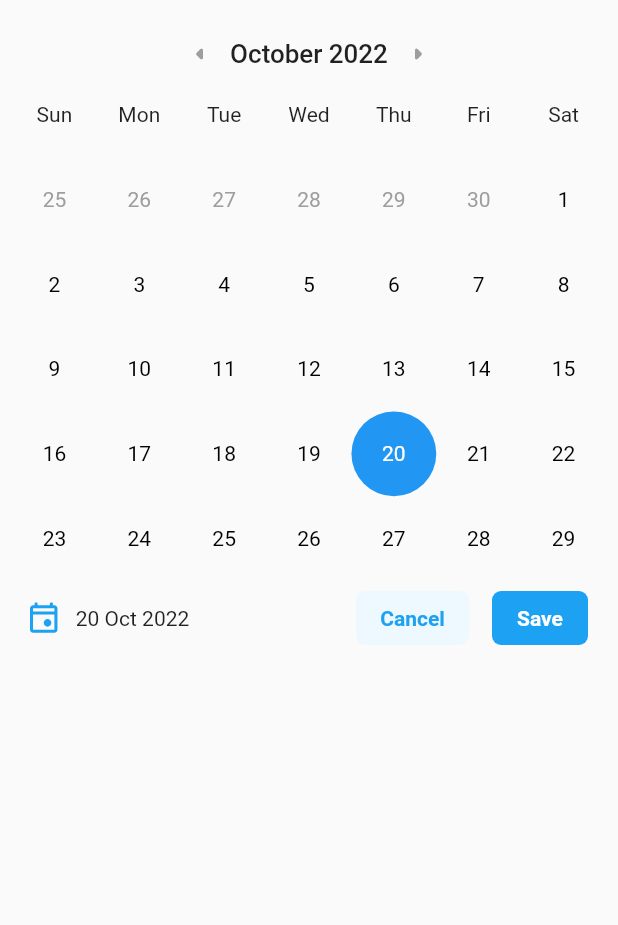
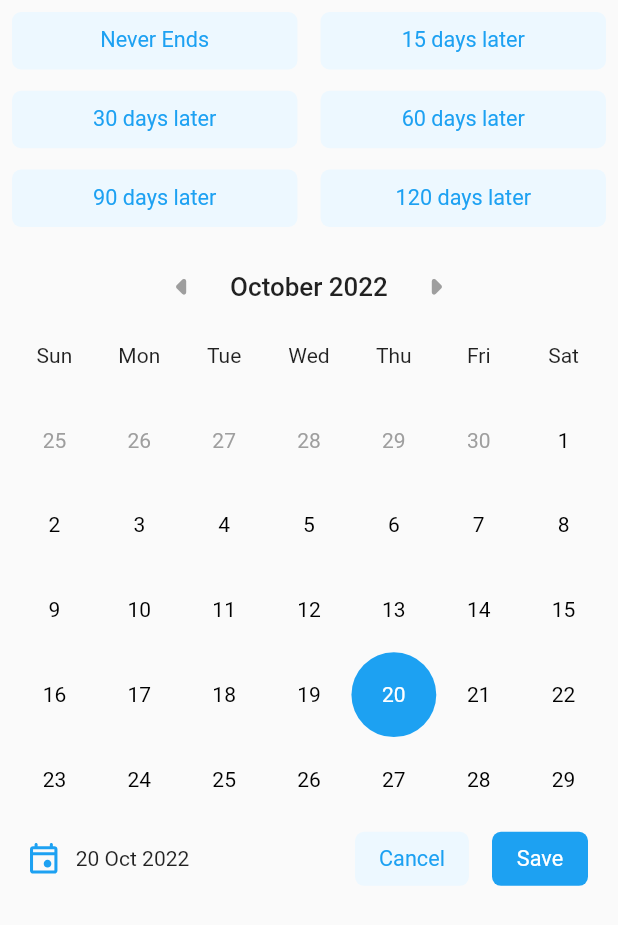
Before and after one commit to Vijay053/MevolveSampleApp, a Flutter app: the screen it shows after launch, on a phone screen of 412 x 824 dp. Shown: the top 925 px of the screen. Run offline on Flutter 3.47's test engine with Material 2 defaults, Android fonts, the phone set to English and light mode, and no system bars; our stand-ins replace flutter_screenutil, flutter_svg.

Commit message:
Added presets UI

```diff
--- /dev/null
+++ b/lib/app_colors.dart
@@ -0,0 +1,6 @@
+import 'dart:ui';
+
+class AppColors {
+  static Color darkBlue = const Color(0xff1DA1F2);
+  static Color lightBlue = const Color(0xffEDF8FF);
+}
--- a/lib/custom_widgets/buttons/cancel_button.dart
+++ b/lib/custom_widgets/buttons/cancel_button.dart
@@ -1,4 +1,5 @@
 import 'package:flutter/material.dart';
+import 'package:mevolve/app_colors.dart';
 
 class CancelButton extends StatelessWidget {
   final VoidCallback? onPressed;
@@ -12,8 +13,8 @@ class CancelButton extends StatelessWidget {
     return ElevatedButton(
       onPressed: onPressed,
       style: ElevatedButton.styleFrom(
-        backgroundColor: const Color(0xffEDF8FF),
-        foregroundColor: const Color(0xff1DA1F2),
+        backgroundColor: AppColors.lightBlue,
+        foregroundColor: AppColors.darkBlue,
       ),
       child: child,
     );
--- a/lib/main.dart
+++ b/lib/main.dart
@@ -1,6 +1,8 @@
 import 'package:flutter/material.dart';
 import 'package:flutter_screenutil/flutter_screenutil.dart';
+import 'package:mevolve/app_colors.dart';
 import 'package:mevolve/mevolve_calendar/mevolve_calendar.dart';
+import 'package:mevolve/mevolve_calendar/models/date_picker_preset.dart';
 
 void main() {
   runApp(const MyApp());
@@ -20,7 +22,7 @@ class MyApp extends StatelessWidget {
           primarySwatch: Colors.blue,
           elevatedButtonTheme: ElevatedButtonThemeData(
             style: ElevatedButton.styleFrom(
-              backgroundColor: const Color(0xff1DA1F2),
+              backgroundColor: AppColors.darkBlue,
               elevation: 0.0,
               padding: const EdgeInsets.symmetric(horizontal: 16),
               shape: const RoundedRectangleBorder(
@@ -28,11 +30,36 @@ class MyApp extends StatelessWidget {
                   Radius.circular(6),
                 ),
               ),
-              textStyle: const TextStyle(fontWeight: FontWeight.w600),
+              textStyle: TextStyle(
+                fontWeight: FontWeight.w400,
+                fontSize: 15.sp,
+              ),
             ),
           ),
         ),
-        home: const Material(child: MevolveCalendar()),
+        home: Material(
+            child: MevolveCalendar(
+          presets: [
+            Preset('Never Ends', Duration.zero),
+            Preset('15 days later', const Duration(days: 15)),
+            Preset(
+              '30 days later',
+              const Duration(days: 30),
+            ),
+            Preset(
+              '60 days later',
+              const Duration(days: 60),
+            ),
+            Preset(
+              '90 days later',
+              const Duration(days: 90),
+            ),
+            Preset(
+              '120 days later',
+              const Duration(days: 120),
+            ),
+          ],
+        )),
       ),
     );
   }
--- a/lib/mevolve_calendar/custom_widgets/calendar.dart
+++ b/lib/mevolve_calendar/custom_widgets/calendar.dart
@@ -1,6 +1,7 @@
 import 'package:flutter/material.dart';
 import 'package:flutter_screenutil/flutter_screenutil.dart';
 import 'package:intl/intl.dart';
+import 'package:mevolve/app_colors.dart';
 import 'package:mevolve/mevolve_calendar/date_picker_controller.dart';
 import 'package:provider/provider.dart';
 
@@ -18,8 +19,8 @@ class _CalenderWidgetState extends State<CalenderWidget> {
   void didChangeDependencies() {
     super.didChangeDependencies();
     final datePickerController = Provider.of<DatePickerController>(context);
-    _pageController =
-        PageController(initialPage: datePickerController.getInitialPageIndex());
+    _pageController = PageController(
+        initialPage: datePickerController.getSelectedDatePageIndex());
   }
 
   @override
@@ -31,6 +32,7 @@ class _CalenderWidgetState extends State<CalenderWidget> {
           mainAxisAlignment: MainAxisAlignment.center,
           children: [
             InkWell(
+              borderRadius: BorderRadius.circular(25),
               onTap: () {
                 datePickerController.currentPageIndex.value--;
                 _pageController.previousPage(
@@ -40,15 +42,18 @@ class _CalenderWidgetState extends State<CalenderWidget> {
               child: const Icon(
                 Icons.arrow_left_rounded,
                 color: Colors.grey,
+                size: 35,
               ),
             ),
             ValueListenableBuilder(
                 valueListenable: datePickerController.currentPageIndex,
-                builder: (context, value, child) => Padding(
-                      padding: const EdgeInsets.symmetric(horizontal: 8),
+                builder: (context, value, child) => Container(
+                      //So that Icons should not move from their position
+                      constraints: BoxConstraints(minWidth: 140.w),
                       child: Text(
                         DateFormat.yMMMM()
                             .format(datePickerController.currentIndexMonthDate),
+                        textAlign: TextAlign.center,
                         style: TextStyle(
                           fontWeight: FontWeight.w500,
                           fontSize: 18.sp,
@@ -56,6 +61,7 @@ class _CalenderWidgetState extends State<CalenderWidget> {
                       ),
                     )),
             InkWell(
+              borderRadius: BorderRadius.circular(25),
               onTap: () {
                 datePickerController.currentPageIndex.value++;
                 _pageController.nextPage(
@@ -65,6 +71,7 @@ class _CalenderWidgetState extends State<CalenderWidget> {
               child: const Icon(
                 Icons.arrow_right_rounded,
                 color: Colors.grey,
+                size: 35,
               ),
             ),
           ],
@@ -99,7 +106,9 @@ class _DateViewWidget extends StatelessWidget {
     final startDate =
         monthStartDate.subtract(Duration(days: monthStartDate.weekday));
     final endDate = monthEndDate.add(Duration(days: 7 - monthEndDate.weekday));
-    return GridView.builder(
+    return ValueListenableBuilder(
+      valueListenable: datePickerController.selectedDate,
+      builder: (context, value, child) => GridView.builder(
         padding: const EdgeInsets.all(0),
         itemCount: endDate.difference(startDate).inDays + 7,
         physics: const NeverScrollableScrollPhysics(),
@@ -113,7 +122,8 @@ class _DateViewWidget extends StatelessWidget {
                   date.isAtSameMomentAs(monthStartDate)) &&
               (date.isBefore(monthEndDate) ||
                   date.isAtSameMomentAs(monthEndDate))) {
-          if (date.isAtSameMomentAs(datePickerController.selectedDate)) {
+            if (date
+                .isAtSameMomentAs(datePickerController.selectedDate.value)) {
               return _DateTextWidget(
                 date,
                 isSelected: true,
@@ -128,6 +138,7 @@ class _DateViewWidget extends StatelessWidget {
             );
           }
         },
+      ),
     );
   }
 
@@ -167,13 +178,15 @@ class _DateTextWidget extends StatelessWidget {
     final datePickerController = Provider.of<DatePickerController>(context);
     return InkWell(
       onTap: () {
-        datePickerController.selectedDate = dateToShow;
+        datePickerController.selectedDate.value = dateToShow;
       },
       borderRadius: BorderRadius.circular(25),
       child: isSelected
           ? Container(
-              decoration: const BoxDecoration(
-                  shape: BoxShape.circle, color: Colors.blue),
+              width: 28.w,
+              height: 28.w,
+              decoration: BoxDecoration(
+                  shape: BoxShape.circle, color: AppColors.darkBlue),
               child: Center(
                   child: Text(
                 dateToShow.day.toString(),
@@ -200,7 +213,6 @@ class _DayNameWidget extends StatelessWidget {
     return Center(
         child: Text(
       dayName,
-      style: TextStyle(fontWeight: FontWeight.w400),
     ));
   }
 }
--- /dev/null
+++ b/lib/mevolve_calendar/custom_widgets/presets_widget.dart
@@ -0,0 +1,51 @@
+import 'package:flutter/material.dart';
+import 'package:flutter_screenutil/flutter_screenutil.dart';
+import 'package:mevolve/custom_widgets/buttons/cancel_button.dart';
+import 'package:mevolve/mevolve_calendar/date_picker_controller.dart';
+import 'package:mevolve/mevolve_calendar/models/date_picker_preset.dart';
+import 'package:provider/provider.dart';
+
+class PresetsWidget extends StatelessWidget {
+  final List<Preset>? presets;
+
+  const PresetsWidget(this.presets, {Key? key}) : super(key: key);
+
+  @override
+  Widget build(BuildContext context) {
+    final datePickerController = Provider.of<DatePickerController>(context);
+    return presets == null
+        ? Container()
+        : Padding(
+            padding: EdgeInsets.only(bottom: 25.0.h),
+            child: GridView.builder(
+              shrinkWrap: true,
+              itemCount: presets!.length,
+              physics: const NeverScrollableScrollPhysics(),
+              gridDelegate: SliverGridDelegateWithFixedCrossAxisCount(
+                crossAxisCount: 2,
+                childAspectRatio: 174 / 35,
+                crossAxisSpacing: 16.w,
+                mainAxisSpacing: 16.h,
+              ),
+              itemBuilder: (context, index) {
+                final presetItem = presets![index];
+                return ValueListenableBuilder(
+                  valueListenable: datePickerController.selectedPreset,
+                  builder: (context, selectedIndex, child) =>
+                      (selectedIndex != null && selectedIndex == index)
+                          ? ElevatedButton(
+                              onPressed: () {}, child: Text(presetItem.title))
+                          : CancelButton(
+                              onPressed: () {
+                                datePickerController.selectedPreset.value =
+                                    index;
+                                datePickerController.selectDateWithDuration(
+                                    presetItem.durationInDays);
+                              },
+                              child: Text(presetItem.title)),
+                );
+              },
+            ),
+          );
+  }
+}
--- a/lib/mevolve_calendar/date_picker_controller.dart
+++ b/lib/mevolve_calendar/date_picker_controller.dart
@@ -3,22 +3,31 @@ import 'package:flutter/cupertino.dart';
 class DatePickerController {
   DateTime startDate = DateTime(2021, 1, 1);
   DateTime endDate = DateTime(2023, 12, 31);
-  DateTime selectedDate =
-      DateTime(DateTime.now().year, DateTime.now().month, DateTime.now().day);
+  ValueNotifier<DateTime> selectedDate = ValueNotifier(
+      DateTime(DateTime.now().year, DateTime.now().month, DateTime.now().day));
   ValueNotifier<int> currentPageIndex = ValueNotifier(0);
+  ValueNotifier<int?> selectedPreset = ValueNotifier(null);
 
   DateTime get currentIndexMonthDate {
     return DateTime(startDate.year + currentPageIndex.value ~/ 12,
         (startDate.month - 1) + (currentPageIndex.value.remainder(12)), 1);
   }
 
-  int getInitialPageIndex() {
-    if (startDate.year == selectedDate.year) {
-      currentPageIndex.value = selectedDate.month;
+  int getSelectedDatePageIndex() {
+    if (startDate.year == selectedDate.value.year) {
+      currentPageIndex.value = selectedDate.value.month;
     } else {
       currentPageIndex.value =
-          ((selectedDate.year - startDate.year) * 12) + selectedDate.month;
+          ((selectedDate.value.year - startDate.year) * 12) +
+              selectedDate.value.month;
     }
     return currentPageIndex.value;
   }
+
+  void selectDateWithDuration(Duration duration) {
+    selectedDate.value =
+        DateTime(DateTime.now().year, DateTime.now().month, DateTime.now().day)
+            .add(duration);
+    getSelectedDatePageIndex();
+  }
 }
--- a/lib/mevolve_calendar/mevolve_calendar.dart
+++ b/lib/mevolve_calendar/mevolve_calendar.dart
@@ -3,13 +3,17 @@ import 'package:flutter_screenutil/flutter_screenutil.dart';
 import 'package:flutter_svg/flutter_svg.dart';
 import 'package:intl/intl.dart';
 import 'package:mevolve/mevolve_calendar/custom_widgets/calendar.dart';
+import 'package:mevolve/mevolve_calendar/custom_widgets/presets_widget.dart';
 import 'package:mevolve/mevolve_calendar/date_picker_controller.dart';
+import 'package:mevolve/mevolve_calendar/models/date_picker_preset.dart';
 import 'package:provider/provider.dart';
 
 import '../custom_widgets/buttons/cancel_button.dart';
 
 class MevolveCalendar extends StatefulWidget {
-  const MevolveCalendar({Key? key}) : super(key: key);
+  final List<Preset>? presets;
+
+  const MevolveCalendar({this.presets, Key? key}) : super(key: key);
 
   @override
   State<MevolveCalendar> createState() => _MevolveCalendarState();
@@ -31,9 +35,7 @@ class _MevolveCalendarState extends State<MevolveCalendar> {
             decoration: BoxDecoration(borderRadius: BorderRadius.circular(8)),
             child: Column(
               children: [
-                Row(
-                  children: const [Text('')],
-                ),
+                PresetsWidget(widget.presets),
                 const CalenderWidget(),
                 Padding(
                   padding: const EdgeInsets.symmetric(horizontal: 12.0),
@@ -46,8 +48,11 @@ class _MevolveCalendarState extends State<MevolveCalendar> {
                           SizedBox(
                             width: 12.w,
                           ),
-                          Text(DateFormat('d MMM y')
-                              .format(datePickerController.selectedDate))
+                          ValueListenableBuilder(
+                            valueListenable: datePickerController.selectedDate,
+                            builder: (context, value, child) =>
+                                Text(DateFormat('d MMM y').format(value)),
+                          )
                         ],
                       ),
                       Row(
--- /dev/null
+++ b/lib/mevolve_calendar/models/date_picker_preset.dart
@@ -0,0 +1,9 @@
+class Preset {
+  String title;
+  Duration durationInDays;
+
+  Preset(
+    this.title,
+    this.durationInDays,
+  );
+}
```
Lines whose indentation alone changed are shown as unchanged.
